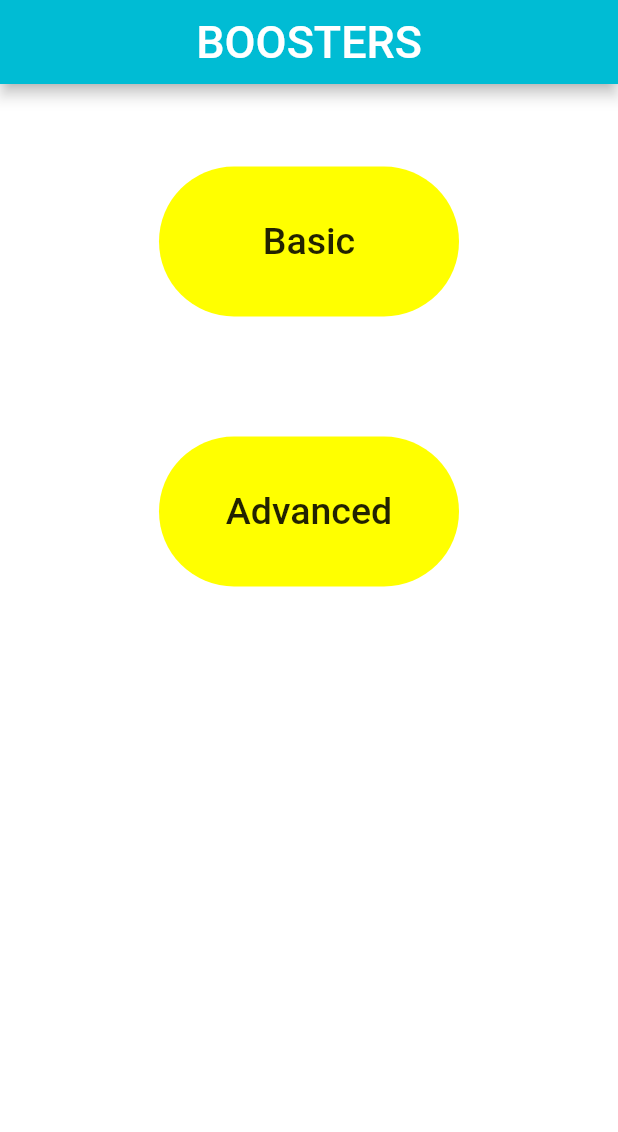
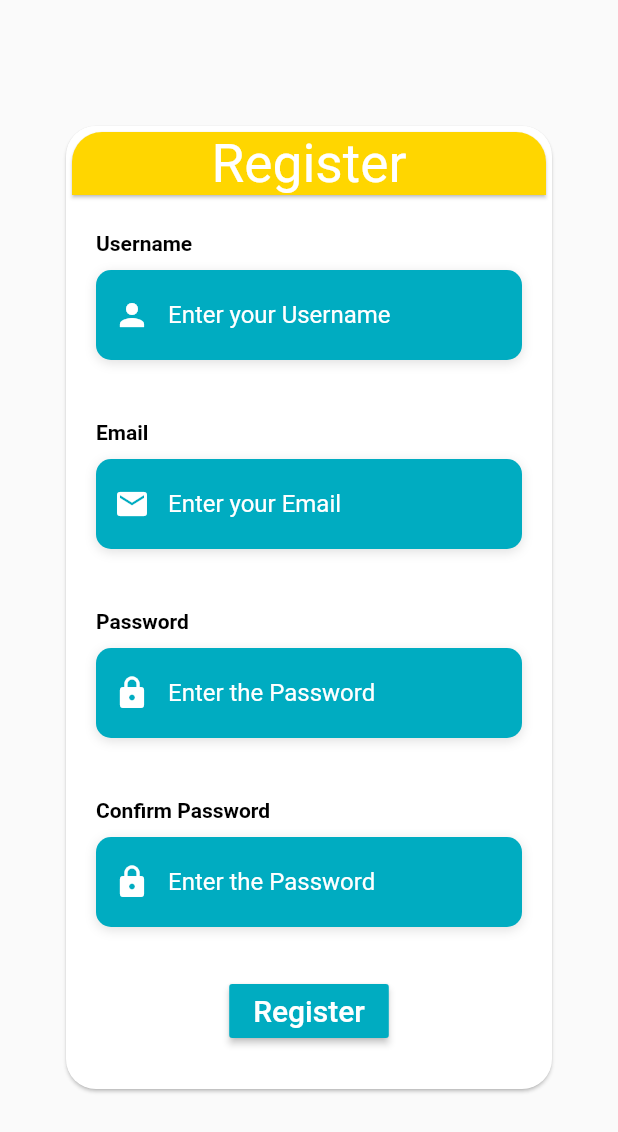
Before and after one commit to Prachiti-tech/Innovationgeeks, a Flutter app: the screen it shows after launch, on a phone screen of 412 x 824 dp. Shown: the top 1132 px of the screen. Run offline on Flutter 3.47's test engine with Material 2 defaults, Android fonts, the phone set to English and light mode, and no system bars; Roboto replaces fonts that are missing (Open, jai, open).

Commit message:
Add files via upload

```diff
--- /dev/null
+++ b/lib/constants.dart
@@ -0,0 +1,26 @@
+import 'package:flutter/material.dart';
+
+
+
+final kHintTextStyle = TextStyle(
+  color: Colors.white,
+  fontFamily: 'Open',
+);
+
+final kLabelStyle = TextStyle(
+  color: Colors.black,
+  fontWeight: FontWeight.bold,
+  fontFamily: 'Open',
+);
+
+final kBoxDecorationStyle = BoxDecoration(
+  color: Colors.cyan[600],
+  borderRadius: BorderRadius.circular(10.0),
+  boxShadow: [
+    BoxShadow(
+      color: Colors.black12,
+      blurRadius: 6.0,
+      offset: Offset(0, 2),
+    ),
+  ],
+);
--- a/lib/main.dart
+++ b/lib/main.dart
@@ -4,12 +4,15 @@ import 'package:commitment/wd.dart';
 import 'package:commitment/pd.dart';
 import 'package:commitment/bk.dart';
 import 'package:commitment/ana.dart';
+import 'package:commitment/widgets/Register.dart';
 import 'package:flutter/material.dart';
 import 'package:commitment/dic.dart';
 import 'package:commitment/pdf.dart';
 import 'package:commitment/pre.dart';
 import 'basicpage.dart';
 import 'package:commitment/quiz.dart';
+import 'package:commitment/login.dart';
+import 'package:http/http.dart';
   void main() {
 
   runApp(MyApp());
@@ -23,6 +26,9 @@ class MyApp extends StatelessWidget {
   @override
   Widget build(BuildContext context) {
     return MaterialApp(
+
+      debugShowCheckedModeBanner: false,
+      home: RegisterScreen(),
       routes: {
         '/le':(context)=>Lear(),
         '/ad':(context)=>Advpage(),
@@ -35,7 +41,7 @@ class MyApp extends StatelessWidget {
         '/pre':(context)=>Pre(),
         '/qu':(context)=>Quiz(),
       },
-      home: LevelPage(a: "Advanced",)//Lear()
+      /*home: LevelPage(a: "Advanced",)//Lear()*/
 
     );
   }
--- /dev/null
+++ b/lib/widgets/Email.dart
@@ -0,0 +1,49 @@
+import 'package:flutter/material.dart';
+import 'package:commitment/constants.dart';
+class Email extends StatefulWidget {
+  @override
+  _EmailState createState() => _EmailState();
+}
+
+class _EmailState extends State<Email> {
+
+  @override
+  Widget build(BuildContext context) {
+    return Column(
+      crossAxisAlignment: CrossAxisAlignment.start,
+      children: <Widget>[
+        Text(
+          'Email',
+          style: kLabelStyle,
+        ),
+        SizedBox(height: 10.0),
+        Container(
+          alignment: Alignment.centerLeft,
+          decoration: kBoxDecorationStyle,
+          height: 60.0,
+          child: TextField(
+            onChanged: (v){
+
+            },
+            cursorColor: Colors.white,
+            keyboardType: TextInputType.emailAddress,
+            style: TextStyle(
+              color: Colors.white,
+              fontFamily: 'Open',
+            ),
+            decoration: InputDecoration(
+              border: InputBorder.none,
+              contentPadding: EdgeInsets.only(top: 14.0),
+              prefixIcon: Icon(
+                Icons.email,
+                color: Colors.white,
+              ),
+              hintText: 'Enter your Email',
+              hintStyle: kHintTextStyle,
+            ),
+          ),
+        ),
+      ],
+    );
+  }
+}
--- /dev/null
+++ b/lib/widgets/Password.dart
@@ -0,0 +1,50 @@
+import 'package:flutter/material.dart';
+import 'package:commitment/constants.dart';
+
+class Password extends StatefulWidget {
+  Password({this.p});
+  final String p;
+  @override
+  _PasswordState createState() => _PasswordState();
+}
+
+class _PasswordState extends State<Password> {
+  @override
+  Widget build(BuildContext context) {
+    return Column(
+      crossAxisAlignment: CrossAxisAlignment.start,
+      children: <Widget>[
+        Text(
+          widget.p,
+          style: kLabelStyle,
+        ),
+        SizedBox(height: 10.0),
+        Container(
+          alignment: Alignment.centerLeft,
+          decoration: kBoxDecorationStyle,
+          height: 60.0,
+          child: TextField(
+            cursorColor: Colors.white,
+            obscureText: true,
+            keyboardType: TextInputType.visiblePassword,
+            style: TextStyle(
+              color: Colors.white,
+              fontFamily: 'Open',
+            ),
+            decoration: InputDecoration(
+              border: InputBorder.none,
+              contentPadding: EdgeInsets.only(top: 14.0),
+              prefixIcon: Icon(
+                Icons.lock,
+                color: Colors.white,
+              ),
+              hintText: 'Enter the Password',
+              hintStyle: kHintTextStyle,
+            ),
+          ),
+        ),
+      ],
+
+    );
+  }
+}
--- /dev/null
+++ b/lib/widgets/Register.dart
@@ -0,0 +1,79 @@
+import 'package:flutter/material.dart';
+import 'package:commitment/widgets/Password.dart';
+import 'package:commitment/widgets/Username.dart';
+import 'package:flutter/material.dart';
+import 'package:flutter/services.dart';
+import 'package:commitment/constants.dart';
+
+import 'Email.dart';
+
+class RegisterScreen extends StatefulWidget {
+  @override
+  _RegisterScreenState createState() => _RegisterScreenState();
+}
+
+class _RegisterScreenState extends State<RegisterScreen> {
+  @override
+  Widget build(BuildContext context) {
+    return SafeArea(
+          child: Scaffold(
+            body: SingleChildScrollView(
+                          child: Container(
+          child:Padding(
+              padding: const EdgeInsets.only(top:80.0,right: 40.0,left: 40.0),
+              child: Container(
+                height: 650.0,
+                child: Card(
+                  shape: RoundedRectangleBorder(
+                    borderRadius: new BorderRadius.circular(20.0),
+                    ),
+                            child: Column(
+                    children:[
+                      Card(
+                        color: Colors.yellowAccent[700],
+                        shape: RoundedRectangleBorder(
+                    borderRadius: new BorderRadius.only(topLeft:Radius.circular(20.0),topRight:Radius.circular(20.0)),
+                    ),
+                        child: Center(child: Text("Register",style:TextStyle(fontFamily:"open",fontSize: 35.5,color: Colors.white)))),
+
+
+                      Padding(
+                        padding: const EdgeInsets.all(20.0),
+                        child: Username(),
+                      ),
+                      Padding(
+                        padding: const EdgeInsets.all(20.0),
+                        child: Email(),
+                      ),
+                      Padding(
+                        padding: const EdgeInsets.all(20.0),
+                        child: Password(p:"Password"),
+                      ),
+                      Padding(
+                        padding: const EdgeInsets.all(20.0),
+                        child: Password(p:"Confirm Password")
+                      ),
+                       Padding(
+                         padding: const EdgeInsets.only(top:12.0),
+                         child: RaisedButton(
+                           color: Colors.cyan[600],
+                          child: Text("Register",style:TextStyle(fontFamily:"open",fontSize: 20.0,color: Colors.white)),
+                          onPressed: (){
+
+                          }),
+                       )
+
+
+
+                    ]
+                  ),
+                ),
+              ),
+          ) ,
+
+        ),
+            ),
+      ),
+    );
+  }
+}
--- /dev/null
+++ b/lib/widgets/Username.dart
@@ -0,0 +1,45 @@
+import 'package:flutter/material.dart';
+import 'package:commitment/constants.dart';
+class Username extends StatefulWidget {
+  @override
+  _UsernameState createState() => _UsernameState();
+}
+
+class _UsernameState extends State<Username> {
+  @override
+  Widget build(BuildContext context) {
+    return Column(
+      crossAxisAlignment: CrossAxisAlignment.start,
+      children: <Widget>[
+        Text(
+          'Username',
+          style: kLabelStyle,
+        ),
+        SizedBox(height: 10.0),
+        Container(
+          alignment: Alignment.centerLeft,
+          decoration: kBoxDecorationStyle,
+          height: 60.0,
+          child: TextField(
+            cursorColor: Colors.white,
+            keyboardType: TextInputType.text,
+            style: TextStyle(
+              color: Colors.white,
+              fontFamily: 'Open',
+            ),
+            decoration: InputDecoration(
+              border: InputBorder.none,
+              contentPadding: EdgeInsets.only(top: 14.0),
+              prefixIcon: Icon(
+                Icons.person,
+                color: Colors.white,
+              ),
+              hintText: 'Enter your Username',
+              hintStyle: kHintTextStyle,
+            ),
+          ),
+        ),
+      ],
+    );
+  }
+}
```
Also changed, not shown: lib/advanced.dart (+7 -0 lines), lib/basicpage.dart (+8 -0 lines), lib/login.dart (added, +121 -0 lines), lib/pd.dart (+6 -2 lines), lib/quiz.dart (+22 -2 lines), lib/widgets/question.dart (added, +85 -0 lines), lib/images/logout.png (added).
